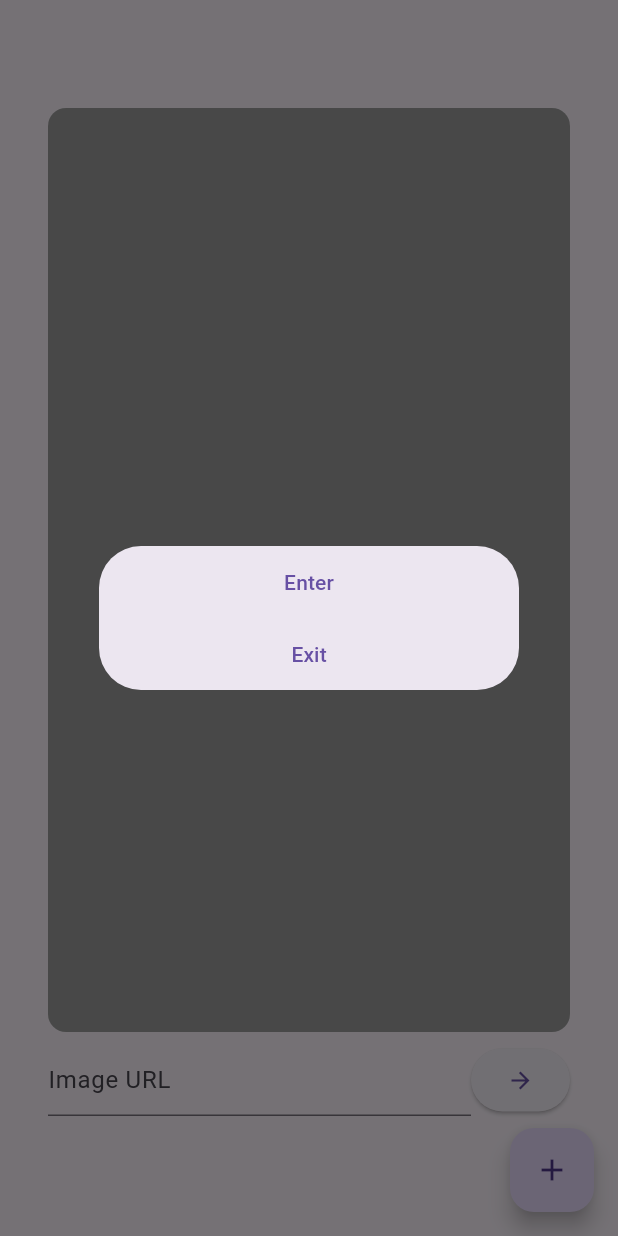
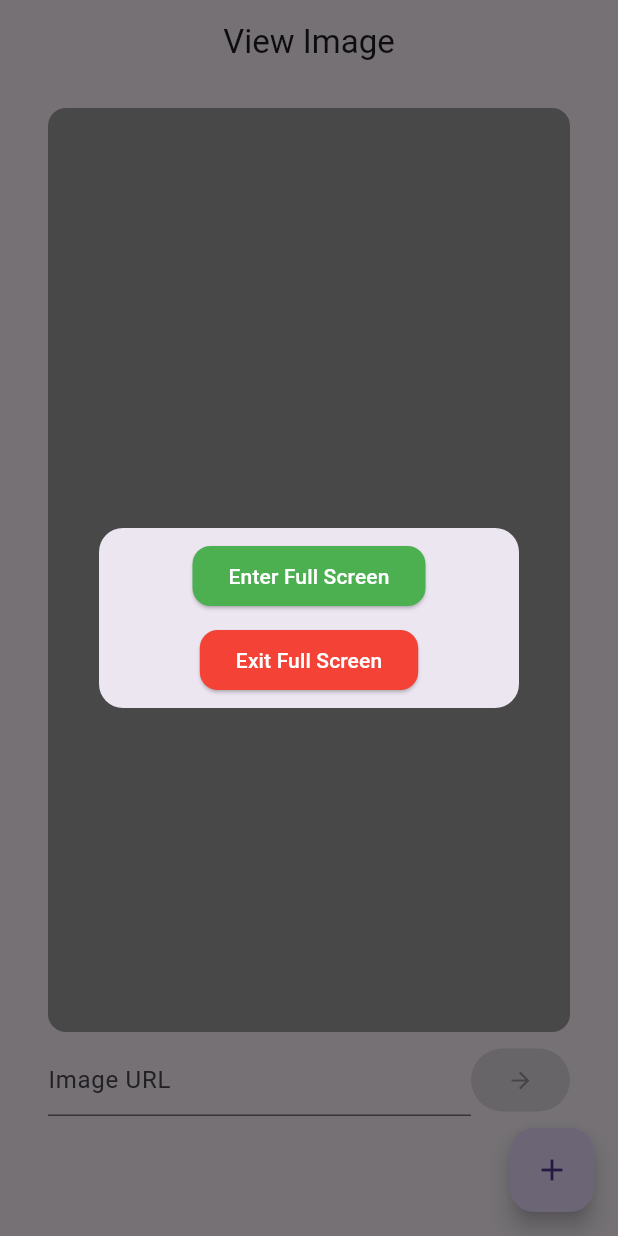
Before and after one commit to pavankumarreddy8328/view_image, a Flutter app: the screen it shows after launch, after a tap on the "add" icon, on a phone screen of 412 x 824 dp. Run offline on Flutter 3.47's test engine with Material 3 defaults, Android fonts, the phone set to English and light mode, and no system bars; missing offline and left inert: dart:html, dart:js, dart:ui_web; statements that could not run were skipped.

Commit message:
Code quality improved

```diff
--- a/lib/main.dart
+++ b/lib/main.dart
@@ -1,4 +1,3 @@
-import 'package:flutter/cupertino.dart';
 import 'package:flutter/material.dart';
 import 'package:flutter_web_plugins/flutter_web_plugins.dart';
 import 'dart:html' as html;
@@ -7,7 +6,7 @@ import 'dart:js' as js;
 
 /// Entrypoint of the application.
 void main() {
-  // Ensure the web view is set up
+  // Ensure the web view uses path-based URL strategy.
   setUrlStrategy(PathUrlStrategy());
   runApp(const MyApp());
 }
@@ -20,14 +19,12 @@ class MyApp extends StatelessWidget {
   Widget build(BuildContext context) {
     return MaterialApp(
         debugShowCheckedModeBanner: false,
-        title: 'Flutter Demo',
+        title: 'View Image',
         home: const HomePage());
   }
 }
 
-enum SampleItem { enter, exit }
-
-/// [Widget] displaying the home page consisting of an image the the buttons.
+/// Home page widget displaying the form, image preview, and floating action button.
 class HomePage extends StatefulWidget {
   const HomePage({super.key});
 
@@ -37,21 +34,23 @@ class HomePage extends StatefulWidget {
 
 /// State of a [HomePage].
 class _HomePageState extends State<HomePage> {
-  final _formKey = GlobalKey<FormState>();
-  bool _showImage = false;
-  final TextEditingController _urlController = TextEditingController();
-  SampleItem? selectedItem;
+  final _formKey = GlobalKey<FormState>(); // Key to manage the form state.
+  final _urlController =
+      TextEditingController(); // Controller for the URL TextField.
+  bool _isButtonEnabled = false; // Tracks whether the button is enabled.
+  bool _showImage = false; // Tracks whether the image should be displayed.
 
   @override
   void initState() {
     // TODO: implement initState
     super.initState();
-    // Inject the JavaScript for fullscreen functionality
+    // Inject JavaScript functions for full-screen functionality.
     _injectFullScreenFunction();
-    _enterFullScreenFunction();
-    _exitFullScreenFunction();
+    _injectenterFullScreenFunction();
+    _injectexitFullScreenFunction();
   }
 
+  /// Injects a toggle function for entering and exiting fullscreen mode.
   void _injectFullScreenFunction() {
     js.context['toggleFullScreen'] = () {
       if (html.document.fullscreenElement == null) {
@@ -62,29 +61,36 @@ class _HomePageState extends State<HomePage> {
     };
   }
 
-  void _enterFullScreenFunction() {
+  /// Injects a function for entering fullscreen mode.
+  void _injectenterFullScreenFunction() {
     js.context['enterFullScreen'] = () {
-
       html.document.documentElement!.requestFullscreen();
-
     };
   }
 
-  void _exitFullScreenFunction() {
+  /// Injects a function for exiting fullscreen mode.
+  void _injectexitFullScreenFunction() {
     js.context['exitFullScreen'] = () {
-
       html.document.exitFullscreen();
-
     };
   }
 
+  /// Validates the form and updates the button state.
+  void _validateForm() {
+    setState(() {
+      _isButtonEnabled = _formKey.currentState?.validate() ?? false;
+    });
+  }
+
+  /// Displays the image in an HTML `<img>` element.
   void _displayImage() {
     final String imageUrl = _urlController.text.trim();
 
     if (imageUrl.isNotEmpty) {
-      // Create or update the <img> element with the new URL
+      // Check if the image element already exists.
       html.ImageElement? imgElement =
           html.document.getElementById('image-element') as html.ImageElement?;
+      // Create a new image element if it doesn't exist.
       if (imgElement == null) {
         imgElement = html.ImageElement()
           ..id = 'image-element'
@@ -93,7 +99,7 @@ class _HomePageState extends State<HomePage> {
           ..style.height = '100%'
           ..style.objectFit = 'contain';
 
-        // Add a double-click listener for fullscreen mode
+        // Add a double-click event listener for toggling fullscreen mode.
         imgElement.addEventListener('dblclick', (event) {
           js.context.callMethod('toggleFullScreen');
         });
@@ -118,9 +124,19 @@ class _HomePageState extends State<HomePage> {
   }
 
   @override
+  void dispose() {
+    // Dispose the controller to release resources.
+    _urlController.dispose();
+    super.dispose();
+  }
+
+  @override
   Widget build(BuildContext context) {
     return Scaffold(
-        appBar: AppBar(),
+        appBar: AppBar(
+          centerTitle: true,
+          title: Text("View Image"),
+        ),
         body: Padding(
           padding: const EdgeInsets.fromLTRB(32, 16, 32, 16),
           child: Form(
@@ -128,15 +144,14 @@ class _HomePageState extends State<HomePage> {
             child: Column(
               mainAxisSize: MainAxisSize.min,
               children: [
+                // Image preview container.
                 Expanded(
                   child: AspectRatio(
                     aspectRatio: 1,
                     child: Stack(
                       children: [
                         _showImage
-                            ? Container(
-                                child: HtmlElementView(viewType: 'image-view'),
-                              )
+                            ? HtmlElementView(viewType: 'image-view')
                             : Container(
                                 decoration: BoxDecoration(
                                   color: Colors.grey,
@@ -148,18 +163,29 @@ class _HomePageState extends State<HomePage> {
                   ),
                 ),
                 const SizedBox(height: 8),
+                // URL input field and submit button.
                 Row(
                   children: [
                     Expanded(
-                      child: TextField(
+                      child: TextFormField(
                         controller: _urlController,
+                        onChanged: (value) => _validateForm(),
+                        validator: (value) {
+                          // Validation logic: the field cannot be empty
+                          if (value == null || value.isEmpty) {
+                            return 'This field cannot be empty';
+                          }
+                          return null;
+                        },
                         decoration: InputDecoration(hintText: 'Image URL'),
                       ),
                     ),
                     ElevatedButton(
-                      onPressed: () {
+                      onPressed: _isButtonEnabled
+                          ? () {
                               _displayImage();
-                      },
+                            }
+                          : null,
                       child: Padding(
                         padding: const EdgeInsets.fromLTRB(0, 12, 0, 12),
                         child: Icon(Icons.arrow_forward),
@@ -173,58 +199,62 @@ class _HomePageState extends State<HomePage> {
           ),
         ),
         floatingActionButton: FloatingActionButton(
-          onPressed: () {
-            contextMenuDialog(context);
-          },
+          onPressed: () => _showContextMenu(context),
           child: Icon(Icons.add),
-        )
-        // CupertinoContextMenu(actions: [
-        //   CupertinoContextMenuAction(child: Text('Item 1')),
-        //   CupertinoContextMenuAction(child: Text('Item 2')),
-        // ], child: Icon(Icons.add))
-        //     FloatingActionButton(
-        //   onPressed: () {},
-        //   child: PopupMenuButton<SampleItem>(
-        //     requestFocus: true,
-        //     initialValue: selectedItem,
-        //     child: Icon(Icons.add),
-        //     onSelected: (SampleItem item) {
-        //       setState(() {
-        //         selectedItem = item;
-        //       });
-        //     },
-        //     itemBuilder: (BuildContext context) => <PopupMenuEntry<SampleItem>>[
-        //       const PopupMenuItem<SampleItem>(
-        //           value: SampleItem.enter, child: Text('Item 1')),
-        //       const PopupMenuItem<SampleItem>(
-        //           value: SampleItem.exit, child: Text('Item 2')),
-        //     ],
-        //   ),
-        // ),
-        );
+        ));
   }
 
-  void contextMenuDialog(BuildContext context) {
+  /// Displays a context menu dialog for fullscreen actions.
+  void _showContextMenu(BuildContext context) {
     showDialog(
       context: context,
-        builder: (BuildContext context) {
+      builder: (context) {
         return Dialog(
+          shape: RoundedRectangleBorder(
+            borderRadius: BorderRadius.circular(16), // Rounded corners
+          ),
           child: Column(
             mainAxisSize: MainAxisSize.min,
             children: [
-                TextButton(
+              SizedBox(
+                height: 8,
+              ),
+              ElevatedButton(
+                style: ElevatedButton.styleFrom(
+                  backgroundColor: Colors.green,
+                  foregroundColor: Colors.white,
+                  shape: RoundedRectangleBorder(
+                    borderRadius: BorderRadius.circular(12),
+                  ),
+                ),
                 onPressed: () {
                   js.context.callMethod('enterFullScreen');
                 },
-                    child: Text("Enter")),
-                TextButton(
+                child: const Text('Enter Full Screen'),
+              ),
+              SizedBox(
+                height: 8,
+              ),
+              ElevatedButton(
+                style: ElevatedButton.styleFrom(
+                  backgroundColor: Colors.red,
+                  foregroundColor: Colors.white,
+                  shape: RoundedRectangleBorder(
+                    borderRadius: BorderRadius.circular(12),
+                  ),
+                ),
                 onPressed: () {
                   js.context.callMethod('exitFullScreen');
                 },
-                    child: Text("Exit")),
+                child: const Text('Exit Full Screen'),
+              ),
+              SizedBox(
+                height: 8,
+              ),
             ],
           ),
         );
-        });
+      },
+    );
   }
 }
```
Lines whose indentation alone changed are shown as unchanged.
